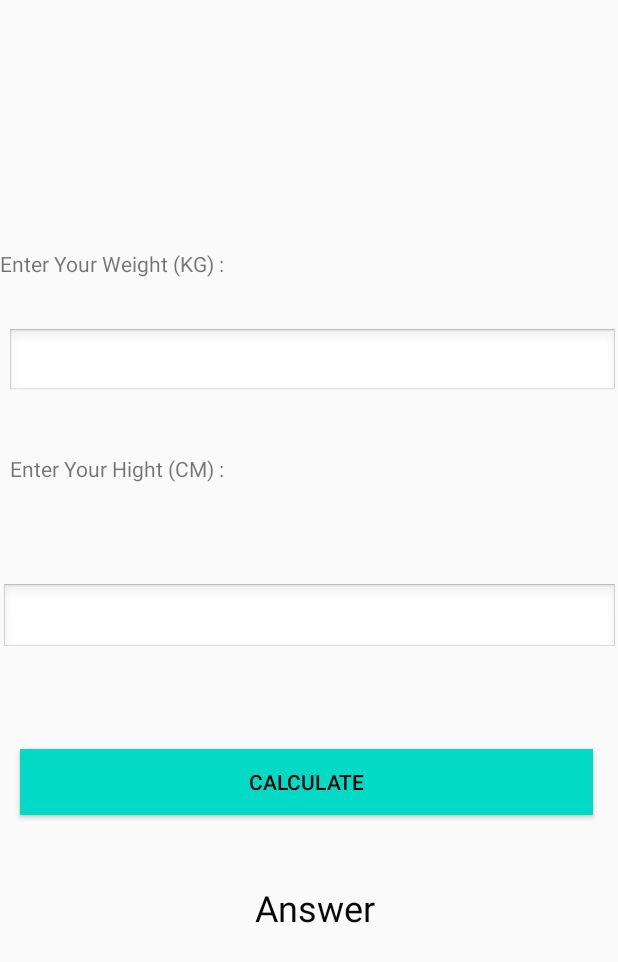
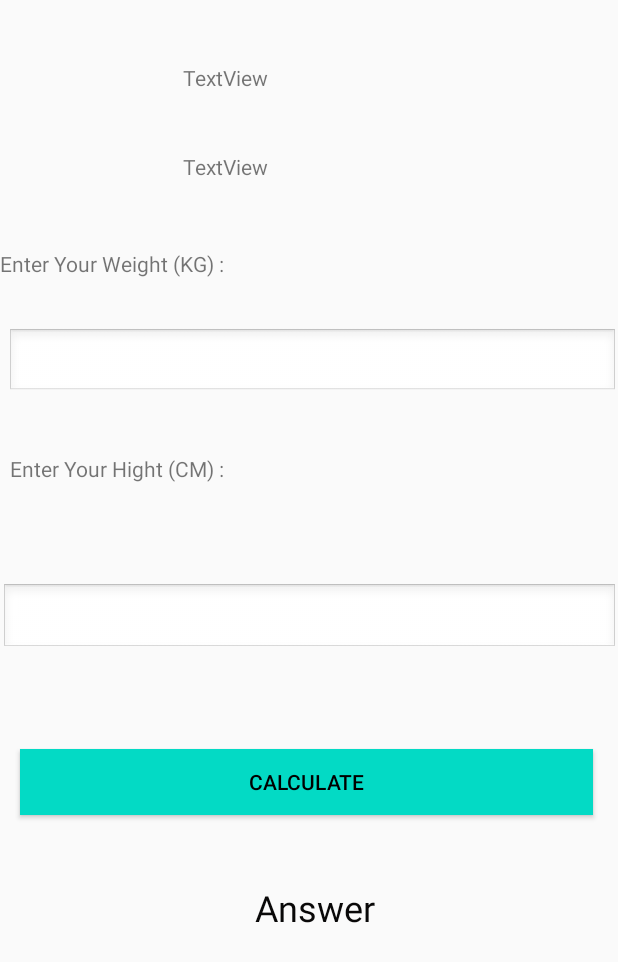
Before and after one commit to ushan1234/FitnessCareAPP, an Android app: the layout activity_male.xml on its own in the app's theme, with its tools: preview values and no code run, on a phone screen of 412 x 824 dp. Shown: the top 962 px of the screen. Run offline under Robolectric (Android 15) with nearby library versions, the phone set to English and light mode, and no system bars.

Commit message:
second page male

```diff
--- a/app/src/main/AndroidManifest.xml
+++ b/app/src/main/AndroidManifest.xml
@@ -9,7 +9,8 @@
         android:roundIcon="@mipmap/ic_launcher_round"
         android:supportsRtl="true"
         android:theme="@style/AppTheme">
-        <activity android:name=".Report"></activity>
+        <activity android:name=".Beforreoprt"></activity>
+        <activity android:name=".Report" />
         <activity android:name=".BmiCall1">
             <intent-filter>
                 <action android:name="android.intent.action.MAIN" />
--- a/app/src/main/res/layout/activity_male.xml
+++ b/app/src/main/res/layout/activity_male.xml
@@ -85,4 +85,29 @@
         app:layout_constraintStart_toStartOf="parent"
         app:layout_constraintTop_toTopOf="parent"
         app:layout_constraintVertical_bias="0.281" />
+
+    <TextView
+        android:id="@+id/textgender"
+        android:layout_width="139dp"
+        android:layout_height="33dp"
+        android:text="TextView"
+        app:layout_constraintBottom_toBottomOf="parent"
+        app:layout_constraintEnd_toEndOf="parent"
+        app:layout_constraintHorizontal_bias="0.448"
+        app:layout_constraintStart_toStartOf="parent"
+        app:layout_constraintTop_toTopOf="parent"
+        app:layout_constraintVertical_bias="0.053" />
+
+    <TextView
+        android:id="@+id/textdate"
+        android:layout_width="139dp"
+        android:layout_height="27dp"
+        android:text="TextView"
+        app:layout_constraintBottom_toBottomOf="parent"
+        app:layout_constraintEnd_toEndOf="parent"
+        app:layout_constraintHorizontal_bias="0.448"
+        app:layout_constraintStart_toStartOf="parent"
+        app:layout_constraintTop_toTopOf="parent"
+        app:layout_constraintVertical_bias="0.127" />
+
 </androidx.constraintlayout.widget.ConstraintLayout>
```
Also changed, not shown: app/src/main/java/comtechnobyte/example/fitnesscareapp/Beforreoprt.java (added, +14 -0 lines), app/src/main/java/comtechnobyte/example/fitnesscareapp/BmiCall1.java (+23 -2 lines), app/src/main/java/comtechnobyte/example/fitnesscareapp/Male.java (+14 -1 lines), app/src/main/res/layout/activity_beforreport.xml (added, +9 -0 lines), app/src/main/res/layout/activity_bmi_call1.xml (+0 -12 lines), app/src/main/res/layout/activity_report.xml (added, +16 -0 lines).
